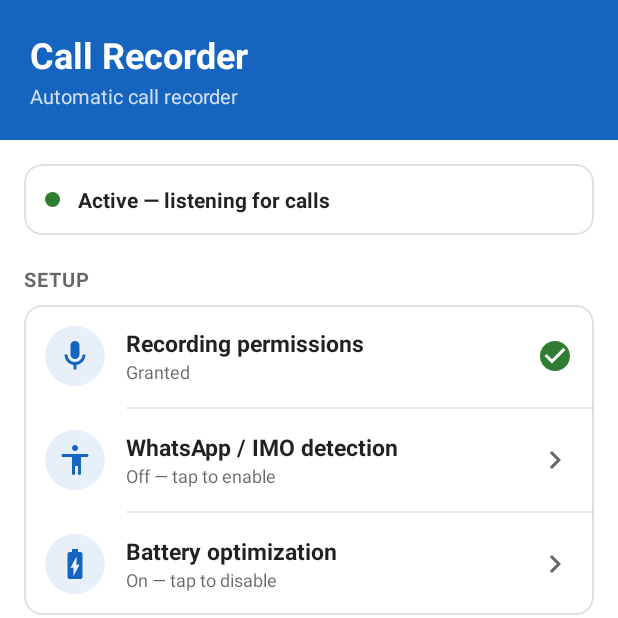
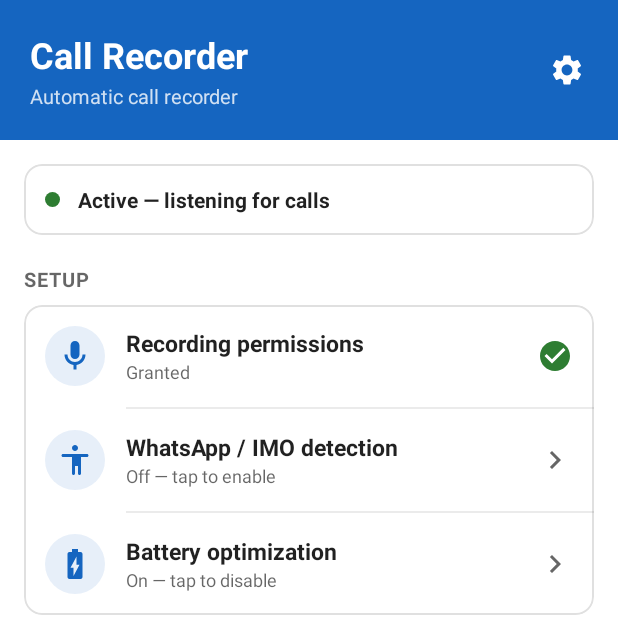
Before and after one commit to Istiakahmed180/call_recorder, an Android app: the screen it shows after launch (MainActivity), on a phone screen of 412 x 824 dp, the top half of it. Run offline under Robolectric (Android 15) with nearby library versions, the phone set to English and light mode, and no system bars.

Commit message:
Add Settings screen (audio source, discard short, auto-delete)
New Settings screen (gear in the header) with:
- Use call audio source toggle (VOICE_COMMUNICATION vs plain MIC) — lets
  the user switch if recordings come out silent on their ROM.
- Discard very short recordings (deletes sub-2s junk like unanswered calls).
- Auto-delete old recordings after 7/30/90 days (default Never).

Settings are stored in SharedPreferences (Prefs) and applied by the
recording service (audio source, short-discard) and the main screen
(old-recording cleanup on resume).

Co-Authored-By: Claude Opus 4.8 <noreply@anthropic.com>

```diff
--- a/app/src/main/AndroidManifest.xml
+++ b/app/src/main/AndroidManifest.xml
@@ -33,6 +33,10 @@
                 <category android:name="android.intent.category.LAUNCHER" />
             </intent-filter>
         </activity>
+
+        <activity
+            android:name=".SettingsActivity"
+            android:exported="false" />
 
         <!-- Detects phone call state changes: rings, offhook, idle -->
         <receiver
--- a/app/src/main/java/com/example/callrecorder/MainActivity.kt
+++ b/app/src/main/java/com/example/callrecorder/MainActivity.kt
@@ -71,6 +71,10 @@ class MainActivity : AppCompatActivity() {
             applyFilter()
         }
 
+        binding.btnSettings.setOnClickListener {
+            startActivity(Intent(this, SettingsActivity::class.java))
+        }
+
         binding.btnGrantPermissions.setOnClickListener {
             permissionLauncher.launch(requiredPermissions.toTypedArray())
         }
@@ -89,9 +93,19 @@ class MainActivity : AppCompatActivity() {
 
     override fun onResume() {
         super.onResume()
+        cleanupOldRecordings()
         refreshList()
         updateSetupStatus()
         maybeStartListening()
+    }
+
+    /** Deletes recordings older than the user's auto-delete setting (if set). */
+    private fun cleanupOldRecordings() {
+        val days = Prefs.autoDeleteDays(this)
+        if (days <= 0) return
+        val cutoff = System.currentTimeMillis() - days * 24L * 60 * 60 * 1000
+        val dir = File(getExternalFilesDir(null), "Recordings")
+        dir.listFiles()?.forEach { if (it.isFile && it.lastModified() < cutoff) it.delete() }
     }
 
     private fun hasPermission(p: String) =
--- /dev/null
+++ b/app/src/main/java/com/example/callrecorder/Prefs.kt
@@ -0,0 +1,40 @@
+package com.example.callrecorder
+
+import android.content.Context
+
+/**
+ * Thin wrapper over SharedPreferences for the user-configurable settings.
+ */
+object Prefs {
+    private const val FILE = "settings"
+    private const val KEY_CALL_AUDIO_SOURCE = "use_call_audio_source"
+    private const val KEY_DISCARD_SHORT = "discard_short"
+    private const val KEY_AUTO_DELETE_DAYS = "auto_delete_days"
+
+    /** Minimum kept recording length when "discard short" is on. */
+    const val SHORT_RECORDING_MS = 2000L
+
+    private fun prefs(ctx: Context) =
+        ctx.applicationContext.getSharedPreferences(FILE, Context.MODE_PRIVATE)
+
+    /** true = VOICE_COMMUNICATION (recommended), false = plain MIC. */
+    fun useCallAudioSource(ctx: Context): Boolean =
+        prefs(ctx).getBoolean(KEY_CALL_AUDIO_SOURCE, true)
+
+    fun setUseCallAudioSource(ctx: Context, value: Boolean) =
+        prefs(ctx).edit().putBoolean(KEY_CALL_AUDIO_SOURCE, value).apply()
+
+    /** true = delete recordings shorter than SHORT_RECORDING_MS. */
+    fun discardShort(ctx: Context): Boolean =
+        prefs(ctx).getBoolean(KEY_DISCARD_SHORT, true)
+
+    fun setDiscardShort(ctx: Context, value: Boolean) =
+        prefs(ctx).edit().putBoolean(KEY_DISCARD_SHORT, value).apply()
+
+    /** Delete recordings older than this many days; 0 = never. */
+    fun autoDeleteDays(ctx: Context): Int =
+        prefs(ctx).getInt(KEY_AUTO_DELETE_DAYS, 0)
+
+    fun setAutoDeleteDays(ctx: Context, value: Int) =
+        prefs(ctx).edit().putInt(KEY_AUTO_DELETE_DAYS, value).apply()
+}
--- /dev/null
+++ b/app/src/main/res/drawable/ic_arrow_back.xml
@@ -0,0 +1,3 @@
+<vector xmlns:android="http://schemas.android.com/apk/res/android" android:width="24dp" android:height="24dp" android:viewportWidth="24" android:viewportHeight="24">
+  <path android:fillColor="#FF000000" android:pathData="M20,11H7.83l5.59,-5.59L12,4l-8,8 8,8 1.41,-1.41L7.83,13H20v-2z"/>
+</vector>
--- /dev/null
+++ b/app/src/main/res/drawable/ic_settings.xml
@@ -0,0 +1,3 @@
+<vector xmlns:android="http://schemas.android.com/apk/res/android" android:width="24dp" android:height="24dp" android:viewportWidth="24" android:viewportHeight="24">
+  <path android:fillColor="#FF000000" android:pathData="M19.14,12.94c0.04,-0.3 0.06,-0.61 0.06,-0.94 0,-0.32 -0.02,-0.64 -0.07,-0.94l2.03,-1.58c0.18,-0.14 0.23,-0.41 0.12,-0.61l-1.92,-3.32c-0.12,-0.22 -0.37,-0.29 -0.59,-0.22l-2.39,0.96c-0.5,-0.38 -1.03,-0.7 -1.62,-0.94L14.4,2.81c-0.04,-0.24 -0.24,-0.41 -0.48,-0.41h-3.84c-0.24,0 -0.43,0.17 -0.47,0.41L9.25,5.35C8.66,5.59 8.12,5.92 7.63,6.29L5.24,5.33c-0.22,-0.08 -0.47,0 -0.59,0.22L2.74,8.87C2.62,9.08 2.66,9.34 2.86,9.48l2.03,1.58C4.84,11.36 4.8,11.69 4.8,12s0.02,0.64 0.07,0.94l-2.03,1.58c-0.18,0.14 -0.23,0.41 -0.12,0.61l1.92,3.32c0.12,0.22 0.37,0.29 0.59,0.22l2.39,-0.96c0.5,0.38 1.03,0.7 1.62,0.94l0.36,2.54c0.05,0.24 0.24,0.41 0.48,0.41h3.84c0.24,0 0.44,-0.17 0.47,-0.41l0.36,-2.54c0.59,-0.24 1.13,-0.56 1.62,-0.94l2.39,0.96c0.22,0.08 0.47,0 0.59,-0.22l1.92,-3.32c0.12,-0.22 0.07,-0.47 -0.12,-0.61L19.14,12.94zM12,15.6c-1.98,0 -3.6,-1.62 -3.6,-3.6s1.62,-3.6 3.6,-3.6 3.6,1.62 3.6,3.6 -1.62,3.6 -3.6,3.6z"/>
+</vector>
--- a/app/src/main/res/layout/activity_main.xml
+++ b/app/src/main/res/layout/activity_main.xml
@@ -10,12 +10,19 @@
     <LinearLayout
         android:layout_width="match_parent"
         android:layout_height="wrap_content"
-        android:orientation="vertical"
+        android:orientation="horizontal"
+        android:gravity="center_vertical"
         android:background="@color/brand"
         android:paddingStart="20dp"
-        android:paddingEnd="20dp"
+        android:paddingEnd="12dp"
         android:paddingTop="20dp"
         android:paddingBottom="20dp">
+
+        <LinearLayout
+            android:layout_width="0dp"
+            android:layout_height="wrap_content"
+            android:layout_weight="1"
+            android:orientation="vertical">
 
             <TextView
                 android:layout_width="wrap_content"
@@ -32,6 +39,17 @@
                 android:text="@string/app_tagline"
                 android:textColor="#CCFFFFFF"
                 android:textSize="13sp" />
+        </LinearLayout>
+
+        <ImageView
+            android:id="@+id/btnSettings"
+            android:layout_width="44dp"
+            android:layout_height="44dp"
+            android:padding="10dp"
+            android:src="@drawable/ic_settings"
+            app:tint="#FFFFFF"
+            android:background="?attr/selectableItemBackgroundBorderless"
+            android:contentDescription="@string/settings_title" />
     </LinearLayout>
 
     <LinearLayout
```
Also changed, not shown: app/src/main/java/com/example/callrecorder/CallRecorderService.kt (+41 -1 lines), app/src/main/java/com/example/callrecorder/SettingsActivity.kt (added, +59 -0 lines), app/src/main/res/layout/activity_settings.xml (added, +171 -0 lines), app/src/main/res/values/strings.xml (+10 -0 lines). Lines whose indentation alone changed are shown as unchanged.
